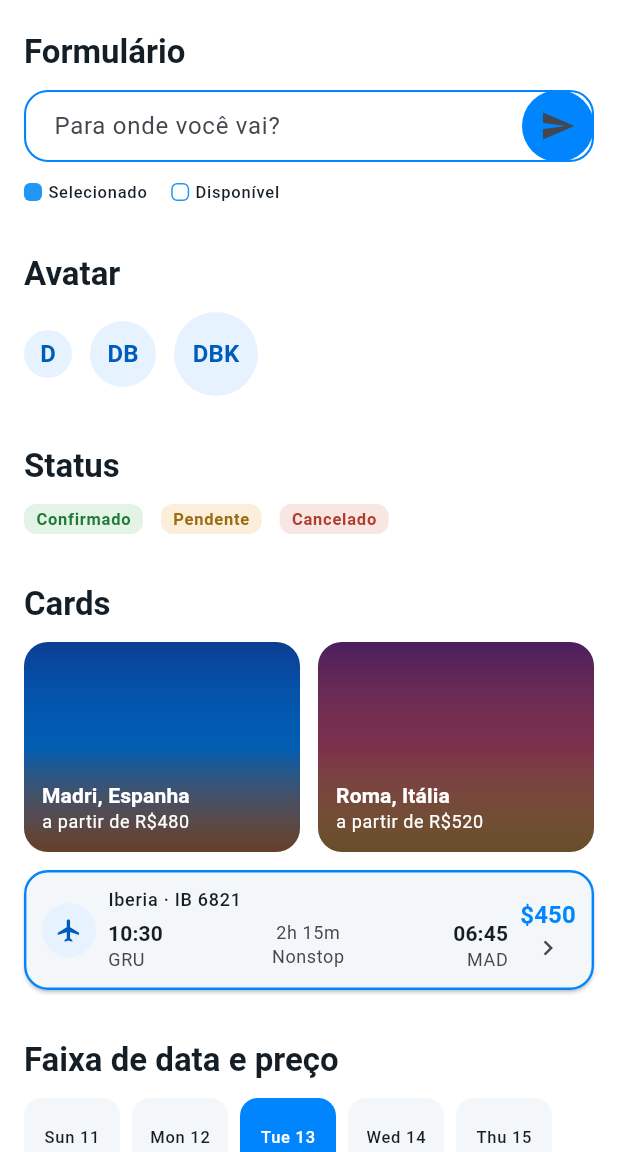
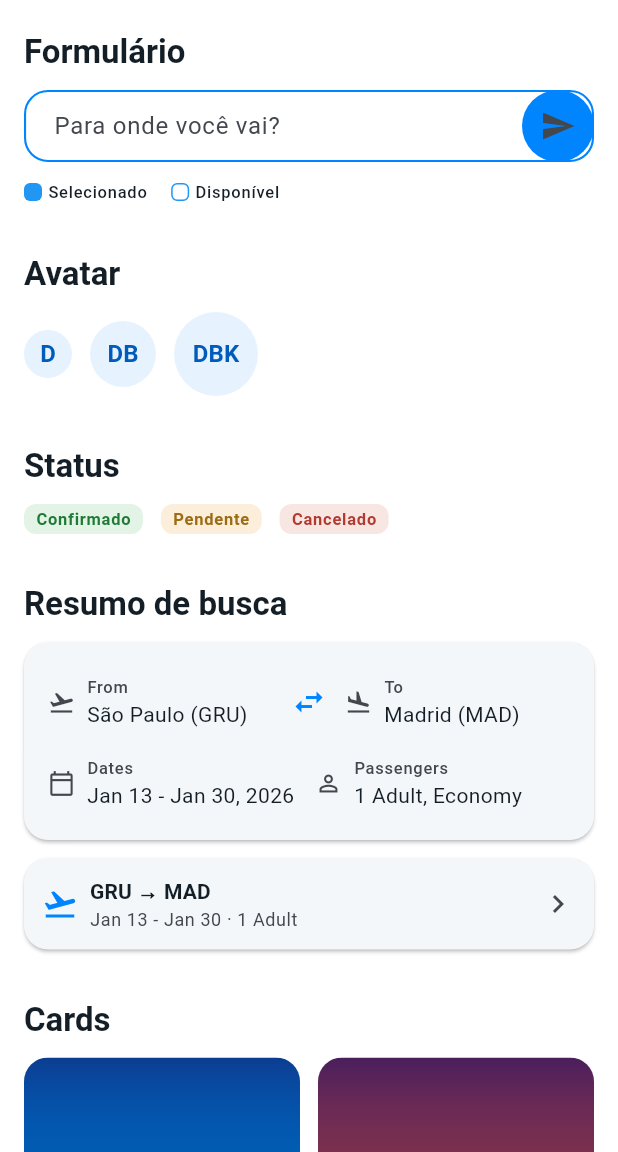
Before and after one commit to diegoferreiracaetano/dbook_mobile, a Flutter app: the screen it shows after launch, scrolled down 576 dp, on a phone screen of 412 x 824 dp, the part 84-1236 px from its top. Run offline on Flutter 3.47's test engine with Material 3 defaults, Android fonts, the phone set to English and light mode, and no system bars; our stand-ins replace google_fonts.

Commit message:
feat(design_system): add trip summary card (full and compact)
DbookTripSummaryCard covers the route/dates/passengers summary used
full-size on Home/Search and compact atop Flight Results. Closes
checklist item 1.20b.

```diff
--- a/packages/dbook_design_system/lib/dbook_design_system.dart
+++ b/packages/dbook_design_system/lib/dbook_design_system.dart
@@ -15,6 +15,7 @@ export 'src/components/dbook_seat_cell.dart';
 export 'src/components/dbook_status_badge.dart';
 export 'src/components/dbook_status_placeholder.dart';
 export 'src/components/dbook_success_screen.dart';
+export 'src/components/dbook_trip_summary_card.dart';
 export 'src/tokens/dbook_colors.dart';
 export 'src/tokens/dbook_elevation.dart';
 export 'src/tokens/dbook_motion.dart';
--- /dev/null
+++ b/packages/dbook_design_system/lib/src/components/dbook_trip_summary_card.dart
@@ -0,0 +1,195 @@
+import 'package:flutter/material.dart';
+
+import '../tokens/dbook_radius.dart';
+import '../tokens/dbook_spacing.dart';
+
+/// Cartão de resumo de uma busca de voo — origem/destino, datas e
+/// passageiros. Em [compact] vira uma única linha (topo de Resultados);
+/// cheio (default) mostra os campos separados, como na Home.
+class DbookTripSummaryCard extends StatelessWidget {
+  const DbookTripSummaryCard({
+    super.key,
+    required this.origin,
+    required this.destination,
+    required this.dateRangeLabel,
+    required this.passengersLabel,
+    this.onSwap,
+    this.onTapRoute,
+    this.onTapDates,
+    this.onTapPassengers,
+    this.compact = false,
+  });
+
+  final String origin;
+  final String destination;
+  final String dateRangeLabel;
+  final String passengersLabel;
+  final VoidCallback? onSwap;
+  final VoidCallback? onTapRoute;
+  final VoidCallback? onTapDates;
+  final VoidCallback? onTapPassengers;
+  final bool compact;
+
+  @override
+  Widget build(BuildContext context) {
+    return Card(child: compact ? _CompactContent(this) : _FullContent(this));
+  }
+}
+
+class _CompactContent extends StatelessWidget {
+  const _CompactContent(this.data);
+
+  final DbookTripSummaryCard data;
+
+  @override
+  Widget build(BuildContext context) {
+    final colorScheme = Theme.of(context).colorScheme;
+    final textTheme = Theme.of(context).textTheme;
+
+    return InkWell(
+      onTap: data.onTapRoute,
+      borderRadius: BorderRadius.circular(DbookRadius.lg),
+      child: Padding(
+        padding: const EdgeInsets.all(DbookSpacing.md),
+        child: Row(
+          children: [
+            Icon(Icons.flight_takeoff, color: colorScheme.primary),
+            const SizedBox(width: DbookSpacing.sm),
+            Expanded(
+              child: Column(
+                crossAxisAlignment: CrossAxisAlignment.start,
+                children: [
+                  Text(
+                    '${data.origin} → ${data.destination}',
+                    style: textTheme.titleSmall,
+                  ),
+                  Text(
+                    '${data.dateRangeLabel} · ${data.passengersLabel}',
+                    style: textTheme.bodySmall?.copyWith(
+                      color: colorScheme.onSurfaceVariant,
+                    ),
+                  ),
+                ],
+              ),
+            ),
+            Icon(Icons.chevron_right, color: colorScheme.onSurfaceVariant),
+          ],
+        ),
+      ),
+    );
+  }
+}
+
+class _FullContent extends StatelessWidget {
+  const _FullContent(this.data);
+
+  final DbookTripSummaryCard data;
+
+  @override
+  Widget build(BuildContext context) {
+    final colorScheme = Theme.of(context).colorScheme;
+
+    return Padding(
+      padding: const EdgeInsets.all(DbookSpacing.lg),
+      child: Column(
+        children: [
+          Row(
+            children: [
+              Expanded(
+                child: _FieldTile(
+                  icon: Icons.flight_takeoff,
+                  label: 'From',
+                  value: data.origin,
+                  onTap: data.onTapRoute,
+                ),
+              ),
+              IconButton(
+                onPressed: data.onSwap,
+                icon: const Icon(Icons.swap_horiz),
+                color: colorScheme.primary,
+              ),
+              Expanded(
+                child: _FieldTile(
+                  icon: Icons.flight_land,
+                  label: 'To',
+                  value: data.destination,
+                  onTap: data.onTapRoute,
+                ),
+              ),
+            ],
+          ),
+          const SizedBox(height: DbookSpacing.sm),
+          Row(
+            children: [
+              Expanded(
+                child: _FieldTile(
+                  icon: Icons.calendar_today_outlined,
+                  label: 'Dates',
+                  value: data.dateRangeLabel,
+                  onTap: data.onTapDates,
+                ),
+              ),
+              const SizedBox(width: DbookSpacing.sm),
+              Expanded(
+                child: _FieldTile(
+                  icon: Icons.person_outline,
+                  label: 'Passengers',
+                  value: data.passengersLabel,
+                  onTap: data.onTapPassengers,
+                ),
+              ),
+            ],
+          ),
+        ],
+      ),
+    );
+  }
+}
+
+class _FieldTile extends StatelessWidget {
+  const _FieldTile({
+    required this.icon,
+    required this.label,
+    required this.value,
+    this.onTap,
+  });
+
+  final IconData icon;
+  final String label;
+  final String value;
+  final VoidCallback? onTap;
+
+  @override
+  Widget build(BuildContext context) {
+    final colorScheme = Theme.of(context).colorScheme;
+    final textTheme = Theme.of(context).textTheme;
+
+    return InkWell(
+      onTap: onTap,
+      borderRadius: BorderRadius.circular(DbookRadius.sm),
+      child: Padding(
+        padding: const EdgeInsets.symmetric(vertical: DbookSpacing.xs),
+        child: Row(
+          children: [
+            Icon(icon, size: 18, color: colorScheme.onSurfaceVariant),
+            const SizedBox(width: DbookSpacing.sm),
+            Expanded(
+              child: Column(
+                crossAxisAlignment: CrossAxisAlignment.start,
+                children: [
+                  Text(
+                    label,
+                    style: textTheme.labelSmall?.copyWith(
+                      color: colorScheme.onSurfaceVariant,
+                    ),
+                  ),
+                  Text(value, style: textTheme.bodyMedium),
+                ],
+              ),
+            ),
+          ],
+        ),
+      ),
+    );
+  }
+}
--- a/packages/dbook_design_system/sample/lib/main.dart
+++ b/packages/dbook_design_system/sample/lib/main.dart
@@ -74,6 +74,7 @@ class ShowcasePage extends StatelessWidget {
             _FormSection(),
             _AvatarSection(),
             _StatusBadgeSection(),
+            _TripSummaryCardSection(),
             _CardsSection(),
             _FareDateStripSection(),
             _SeatMapSection(),
@@ -292,6 +293,41 @@ class _StatusBadgeSection extends StatelessWidget {
           DbookStatusBadge(status: DbookStatus.confirmed, label: 'Confirmado'),
           DbookStatusBadge(status: DbookStatus.pending, label: 'Pendente'),
           DbookStatusBadge(status: DbookStatus.cancelled, label: 'Cancelado'),
+        ],
+      ),
+    );
+  }
+}
+
+class _TripSummaryCardSection extends StatelessWidget {
+  const _TripSummaryCardSection();
+
+  @override
+  Widget build(BuildContext context) {
+    return _Section(
+      title: 'Resumo de busca',
+      child: Column(
+        crossAxisAlignment: CrossAxisAlignment.start,
+        children: [
+          DbookTripSummaryCard(
+            origin: 'São Paulo (GRU)',
+            destination: 'Madrid (MAD)',
+            dateRangeLabel: 'Jan 13 - Jan 30, 2026',
+            passengersLabel: '1 Adult, Economy',
+            onSwap: () {},
+            onTapRoute: () {},
+            onTapDates: () {},
+            onTapPassengers: () {},
+          ),
+          const SizedBox(height: DbookSpacing.md),
+          DbookTripSummaryCard(
+            origin: 'GRU',
+            destination: 'MAD',
+            dateRangeLabel: 'Jan 13 - Jan 30',
+            passengersLabel: '1 Adult',
+            compact: true,
+            onTapRoute: () {},
+          ),
         ],
       ),
     );
```
Also changed, not shown: 3 other files.
